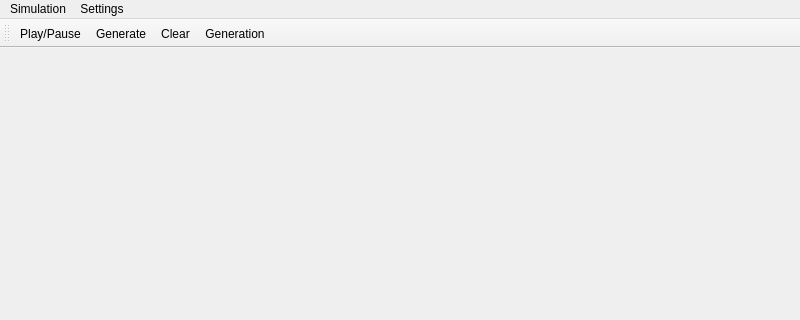
This is QtCellLifeSimulationApp/QtCellLifeSimulationApp.ui in maxchistt/CellLifeSimulation as Qt 5 draws it before an edit; both pictures show x 0 to 800 and y 0 to 320 of the 800 by 600 pixel window. The edited form follows.
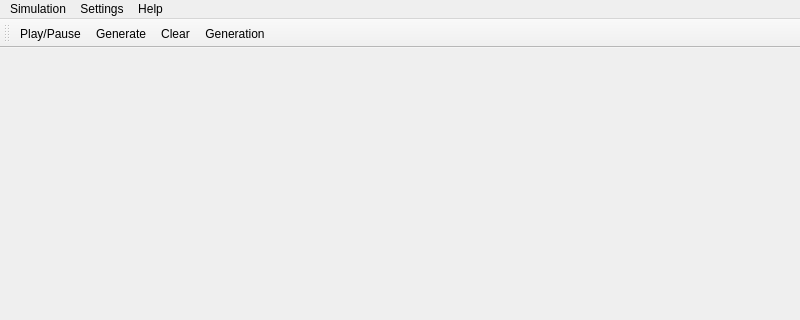
This is the edited form. Icons and pictures are not drawn.

Diff of the .ui file:
```diff
--- a/QtCellLifeSimulationApp/QtCellLifeSimulationApp.ui
+++ b/QtCellLifeSimulationApp/QtCellLifeSimulationApp.ui
@@ -49,8 +49,16 @@
     <addaction name="actionLimitSettings"/>
     <addaction name="actionTimeSettings"/>
    </widget>
+   <widget class="QMenu" name="menuHelp">
+    <property name="title">
+     <string>Help</string>
+    </property>
+    <addaction name="actionAbout"/>
+    <addaction name="actionAboutQt"/>
+   </widget>
    <addaction name="menuCells"/>
    <addaction name="menuSettings"/>
+   <addaction name="menuHelp"/>
   </widget>
   <widget class="QToolBar" name="toolBar">
    <property name="windowTitle">
```
Left out of the diff: 10 changed lines with no effect on the pictures.
